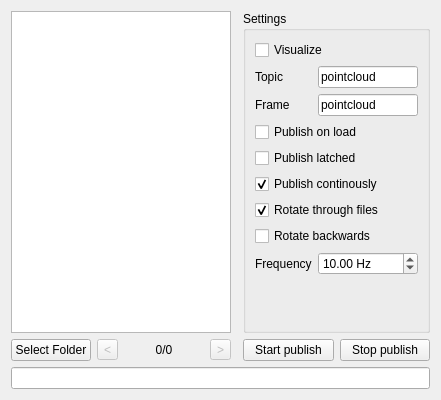
Above: src/rqt_pcd_viewer/rqt_pcd_viewer.ui from Eruvae/rqt_pcd_viewer before the change. Below: the same form after it.
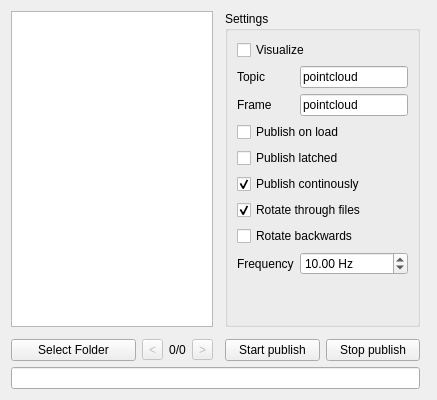
That is the form after the change. Custom widgets are drawn as their Qt base class.

Commit message: Update layout, fix segfault

What changed in the file:
```diff
--- a/src/rqt_pcd_viewer/rqt_pcd_viewer.ui
+++ b/src/rqt_pcd_viewer/rqt_pcd_viewer.ui
@@ -6,7 +6,7 @@
    <rect>
     <x>0</x>
     <y>0</y>
-    <width>441</width>
+    <width>437</width>
     <height>400</height>
    </rect>
   </property>
@@ -20,34 +20,79 @@
    <string>Form</string>
   </property>
   <layout class="QGridLayout" name="gridLayout">
-   <item row="0" column="0">
-    <widget class="QTreeView" name="fileTreeView">
-     <property name="sizePolicy">
-      <sizepolicy hsizetype="Minimum" vsizetype="Expanding">
-       <horstretch>0</horstretch>
-       <verstretch>0</verstretch>
-      </sizepolicy>
-     </property>
-     <property name="maximumSize">
-      <size>
-       <width>220</width>
-       <height>16777215</height>
-      </size>
-     </property>
-    </widget>
-   </item>
-   <item row="0" column="1" rowspan="2">
-    <widget class="QVTKWidget" name="pcdView" native="true">
-     <property name="sizePolicy">
-      <sizepolicy hsizetype="Ignored" vsizetype="Ignored">
-       <horstretch>0</horstretch>
-       <verstretch>0</verstretch>
-      </sizepolicy>
-     </property>
-    </widget>
+   <item row="2" column="0">
+    <layout class="QHBoxLayout" name="selectionLayout">
+     <item>
+      <widget class="QPushButton" name="selectFolderButton">
+       <property name="sizePolicy">
+        <sizepolicy hsizetype="Expanding" vsizetype="Fixed">
+         <horstretch>0</horstretch>
+         <verstretch>0</verstretch>
+        </sizepolicy>
+       </property>
+       <property name="text">
+        <string>Select Folder</string>
+       </property>
+      </widget>
+     </item>
+     <item>
+      <widget class="QToolButton" name="previousPcdButton">
+       <property name="enabled">
+        <bool>false</bool>
+       </property>
+       <property name="sizePolicy">
+        <sizepolicy hsizetype="Fixed" vsizetype="Fixed">
+         <horstretch>0</horstretch>
+         <verstretch>0</verstretch>
+        </sizepolicy>
+       </property>
+       <property name="text">
+        <string>&lt;</string>
+       </property>
+      </widget>
+     </item>
+     <item>
+      <widget class="QLabel" name="curPcdLabel">
+       <property name="sizePolicy">
+        <sizepolicy hsizetype="Minimum" vsizetype="Fixed">
+         <horstretch>0</horstretch>
+         <verstretch>0</verstretch>
+        </sizepolicy>
+       </property>
+       <property name="text">
+        <string>0/0</string>
+       </property>
+       <property name="alignment">
+        <set>Qt::AlignCenter</set>
+       </property>
+      </widget>
+     </item>
+     <item>
+      <widget class="QToolButton" name="nextPcdButton">
+       <property name="enabled">
+        <bool>false</bool>
+       </property>
+       <property name="sizePolicy">
+        <sizepolicy hsizetype="Fixed" vsizetype="Fixed">
+         <horstretch>0</horstretch>
+         <verstretch>0</verstretch>
+        </sizepolicy>
+       </property>
+       <property name="text">
+        <string>&gt;</string>
+       </property>
+      </widget>
+     </item>
+    </layout>
    </item>
    <item row="0" column="2">
     <widget class="QGroupBox" name="publishSettingsBox">
+     <property name="sizePolicy">
+      <sizepolicy hsizetype="Minimum" vsizetype="Preferred">
+       <horstretch>0</horstretch>
+       <verstretch>0</verstretch>
+      </sizepolicy>
+     </property>
      <property name="title">
       <string>Settings</string>
      </property>
@@ -61,6 +106,12 @@
       </item>
       <item row="1" column="1">
        <widget class="QLineEdit" name="topicLineEdit">
+        <property name="sizePolicy">
+         <sizepolicy hsizetype="Minimum" vsizetype="Fixed">
+          <horstretch>0</horstretch>
+          <verstretch>0</verstretch>
+         </sizepolicy>
+        </property>
         <property name="text">
          <string>pointcloud</string>
         </property>
@@ -75,6 +126,12 @@
       </item>
       <item row="2" column="1">
        <widget class="QLineEdit" name="frameLineEdit">
+        <property name="sizePolicy">
+         <sizepolicy hsizetype="Minimum" vsizetype="Fixed">
+          <horstretch>0</horstretch>
+          <verstretch>0</verstretch>
+         </sizepolicy>
+        </property>
         <property name="text">
          <string>pointcloud</string>
         </property>
@@ -96,6 +153,12 @@
       </item>
       <item row="5" column="0" colspan="2">
        <widget class="QCheckBox" name="publishContinouslyCheckBox">
+        <property name="sizePolicy">
+         <sizepolicy hsizetype="Minimum" vsizetype="Fixed">
+          <horstretch>0</horstretch>
+          <verstretch>0</verstretch>
+         </sizepolicy>
+        </property>
         <property name="text">
          <string>Publish continously</string>
         </property>
@@ -154,72 +217,17 @@
      </layout>
     </widget>
    </item>
-   <item row="1" column="0">
-    <layout class="QHBoxLayout" name="selectionLayout">
-     <item>
-      <widget class="QPushButton" name="selectFolderButton">
-       <property name="sizePolicy">
-        <sizepolicy hsizetype="Minimum" vsizetype="Fixed">
-         <horstretch>0</horstretch>
-         <verstretch>0</verstretch>
-        </sizepolicy>
-       </property>
-       <property name="text">
-        <string>Select Folder</string>
-       </property>
-      </widget>
-     </item>
-     <item>
-      <widget class="QToolButton" name="previousPcdButton">
-       <property name="enabled">
-        <bool>false</bool>
-       </property>
-       <property name="sizePolicy">
-        <sizepolicy hsizetype="Fixed" vsizetype="Fixed">
-         <horstretch>0</horstretch>
-         <verstretch>0</verstretch>
-        </sizepolicy>
-       </property>
-       <property name="text">
-        <string>&lt;</string>
-       </property>
-      </widget>
-     </item>
-     <item>
-      <widget class="QLabel" name="curPcdLabel">
-       <property name="sizePolicy">
-        <sizepolicy hsizetype="Minimum" vsizetype="Fixed">
-         <horstretch>0</horstretch>
-         <verstretch>0</verstretch>
-        </sizepolicy>
-       </property>
-       <property name="text">
-        <string>0/0</string>
-       </property>
-       <property name="alignment">
-        <set>Qt::AlignCenter</set>
-       </property>
-      </widget>
-     </item>
-     <item>
-      <widget class="QToolButton" name="nextPcdButton">
-       <property name="enabled">
-        <bool>false</bool>
-       </property>
-       <property name="sizePolicy">
-        <sizepolicy hsizetype="Fixed" vsizetype="Fixed">
-         <horstretch>0</horstretch>
-         <verstretch>0</verstretch>
-        </sizepolicy>
-       </property>
-       <property name="text">
-        <string>&gt;</string>
-       </property>
-      </widget>
-     </item>
-    </layout>
+   <item row="0" column="0">
+    <widget class="QTreeView" name="fileTreeView">
+     <property name="sizePolicy">
+      <sizepolicy hsizetype="Expanding" vsizetype="Expanding">
+       <horstretch>0</horstretch>
+       <verstretch>0</verstretch>
+      </sizepolicy>
+     </property>
+    </widget>
    </item>
-   <item row="1" column="2">
+   <item row="2" column="2">
     <layout class="QHBoxLayout" name="publishingLayout">
      <item>
       <widget class="QPushButton" name="startPublishButton">
@@ -243,13 +251,29 @@
      </item>
     </layout>
    </item>
-   <item row="2" column="0" colspan="3">
+   <item row="3" column="0" colspan="3">
     <widget class="QLineEdit" name="statusLineEdit">
+     <property name="sizePolicy">
+      <sizepolicy hsizetype="Minimum" vsizetype="Fixed">
+       <horstretch>0</horstretch>
+       <verstretch>0</verstretch>
+      </sizepolicy>
+     </property>
      <property name="readOnly">
       <bool>true</bool>
      </property>
     </widget>
    </item>
+   <item row="0" column="3" rowspan="4">
+    <widget class="QVTKWidget" name="pcdView" native="true">
+     <property name="sizePolicy">
+      <sizepolicy hsizetype="Expanding" vsizetype="Expanding">
+       <horstretch>0</horstretch>
+       <verstretch>0</verstretch>
+      </sizepolicy>
+     </property>
+    </widget>
+   </item>
   </layout>
  </widget>
  <customwidgets>
```
The commit also changes 1 other file.
